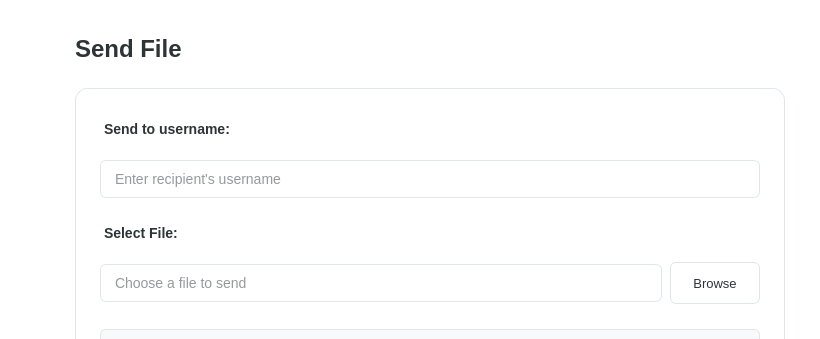
This is src/ui/windows/send_file/send_file.ui in dylan-teehan-skc/Eastwood as Qt 5 draws it before an edit; both pictures show x 180 to 1000 and y 0 to 339 of the 1000 by 700 pixel window. The edited form follows.
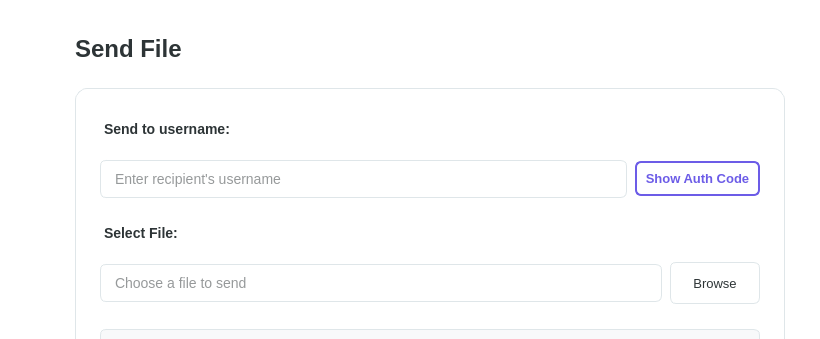
This is the edited form. Custom widgets are drawn as their Qt base class.

Patch:
```diff
--- a/src/ui/windows/send_file/send_file.ui
+++ b/src/ui/windows/send_file/send_file.ui
@@ -160,6 +160,11 @@
          </widget>
         </item>
         <item>
+         <layout class="QHBoxLayout" name="usernameLayout">
+          <property name="spacing">
+           <number>8</number>
+          </property>
+          <item>
          <widget class="QLineEdit" name="usernameInput">
           <property name="minimumSize">
            <size>
@@ -171,6 +176,37 @@
            <string>Enter recipient's username</string>
           </property>
          </widget>
+          </item>
+          <item>
+           <widget class="QPushButton" name="showAuthCodeButton">
+            <property name="minimumSize">
+             <size>
+              <width>125</width>
+              <height>35</height>
+             </size>
+            </property>
+            <property name="styleSheet">
+             <string notr="true">QPushButton {
+  font-size: 13px;
+  font-weight: bold;
+  color: #6c5ce7;
+  background-color: white;
+  border: 2px solid #6c5ce7;
+  border-radius: 6px;
+}
+QPushButton:hover {
+  background-color: #f5f3ff;
+}
+QPushButton:pressed {
+  background-color: #eeeaff;
+}</string>
+            </property>
+            <property name="text">
+             <string>Show Auth Code</string>
+            </property>
+           </widget>
+          </item>
+         </layout>
         </item>
         <item>
          <widget class="QLabel" name="fileLabel">
```
Lines whose indentation alone changed are shown as unchanged.
